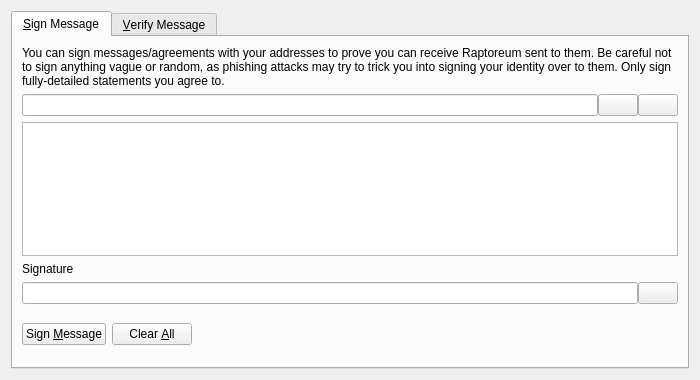
Old version of the form src/qt/forms/signverifymessagedialog.ui in the repository Raptor3um/raptoreum.
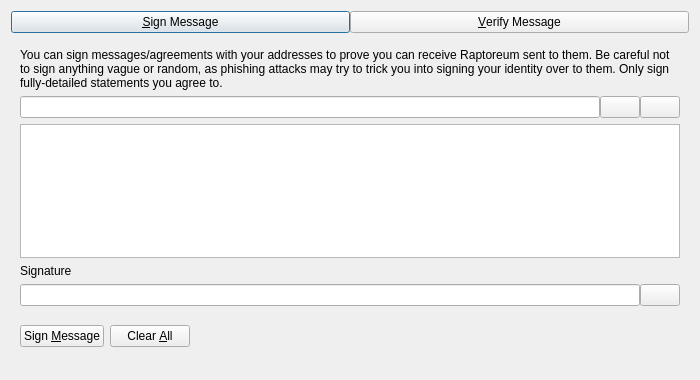
New version of the form. Custom widgets are drawn as their Qt base class.

```diff
--- a/src/qt/forms/signverifymessagedialog.ui
+++ b/src/qt/forms/signverifymessagedialog.ui
@@ -18,14 +18,47 @@
   </property>
   <layout class="QVBoxLayout" name="verticalLayout">
    <item>
-    <widget class="QTabWidget" name="tabWidget">
+    <layout class="QHBoxLayout" name="horizontalLayout_Buttons_2">
+     <property name="spacing">
+      <number>0</number>
+     </property>
+     <property name="topMargin">
+      <number>0</number>
+     </property>
+     <item>
+      <widget class="QPushButton" name="btnSignMessage">
+       <property name="text">
+        <string>&amp;Sign Message</string>
+       </property>
+       <property name="checkable">
+        <bool>true</bool>
+       </property>
+      </widget>
+     </item>
+     <item>
+      <widget class="QPushButton" name="btnVerifyMessage">
+       <property name="text">
+        <string>&amp;Verify Message</string>
+       </property>
+       <property name="checkable">
+        <bool>true</bool>
+       </property>
+      </widget>
+     </item>
+    </layout>
+   </item>
+   <item>
+    <widget class="QStackedWidget" name="stackedWidgetSig">
+     <property name="minimumSize">
+      <size>
+       <width>0</width>
+       <height>0</height>
+      </size>
+     </property>
      <property name="currentIndex">
       <number>0</number>
      </property>
-     <widget class="QWidget" name="tabSignMessage">
-      <attribute name="title">
-       <string>&amp;Sign Message</string>
-      </attribute>
+     <widget class="QWidget" name="pageSignMessage">
       <layout class="QVBoxLayout" name="verticalLayout_SM">
        <item>
         <widget class="QLabel" name="infoLabel_SM">
@@ -198,10 +231,7 @@
        </item>
       </layout>
      </widget>
-     <widget class="QWidget" name="tabVerifyMessage">
-      <attribute name="title">
-       <string>&amp;Verify Message</string>
-      </attribute>
+     <widget class="QWidget" name="pageVerifyMessage">
       <layout class="QVBoxLayout" name="verticalLayout_VM">
        <item>
         <widget class="QLabel" name="infoLabel_VM">
```
